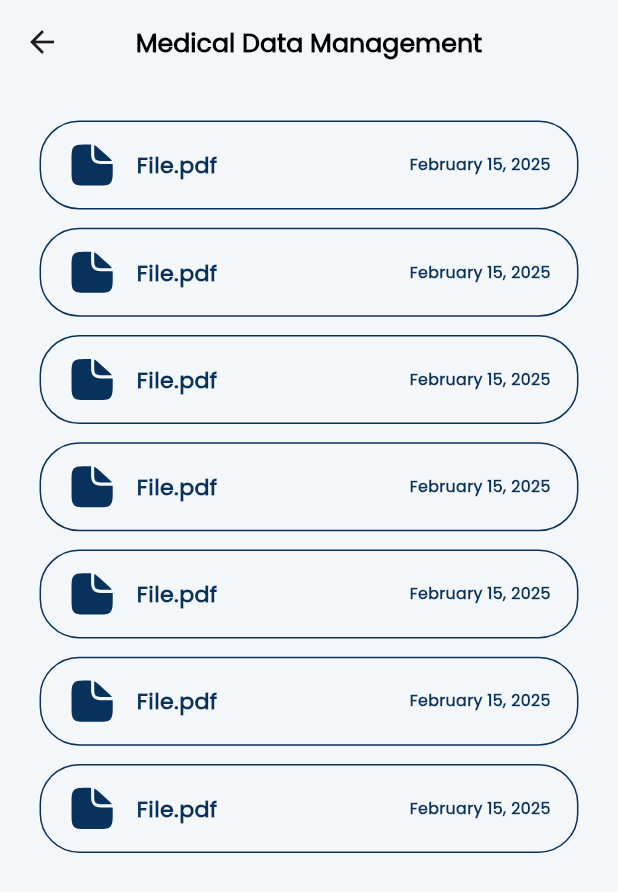
After one commit to 3bdelrahman-ahmed/brain_tumr_detection_app, a Flutter app: the MedicalHistoryScreen screen opened by its route, on a phone screen of 412 x 824 dp. The commit adds this screen. Shown: the top 892 px of the screen. Run offline on Flutter 3.47's test engine with Material 3 defaults, Android fonts, the phone set to English and light mode, and no system bars; our stand-ins replace bloc, cached_network_image, dartz, dio, equatable, file_picker and 24 more; missing offline and left inert: bottom_picker, onesignal_flutter, signalr_netcore; accounts and stored records are empty; project files that could hold a hidden picture were left out.

Commit message:
medical history screen

```diff
--- a/lib/core/components/widgets/custom_sliver_search_bar.dart
+++ b/lib/core/components/widgets/custom_sliver_search_bar.dart
@@ -21,7 +21,7 @@ class CustomSliverSearchBar extends SliverPersistentHeaderDelegate {
         return Container(
           color: Theme.of(context)
               .scaffoldBackgroundColor, // Ensures it's not transparent
-          padding: EdgeInsets.symmetric(horizontal: 20.w, vertical: 8.h),
+          padding: EdgeInsets.symmetric(horizontal: 20.w, vertical: 4.h),
           child: CustomTextField(
             onSuffixTap: () {
               context.read<AppCubit>().searchController.clear();
--- a/lib/core/config/app_routing.dart
+++ b/lib/core/config/app_routing.dart
@@ -9,6 +9,8 @@ import 'package:brain_tumr_detection_app/features/doctors/presentation/view/scre
 import 'package:brain_tumr_detection_app/features/doctors/presentation/view_model/doctors_cubit.dart';
 import 'package:brain_tumr_detection_app/features/feed/presentation/view/screens/add_post.dart';
 import 'package:brain_tumr_detection_app/features/home/presentation/view/home_page.dart';
+import 'package:brain_tumr_detection_app/features/medical_history/presentation/view/screens/medical_history_screen.dart';
+import 'package:brain_tumr_detection_app/features/medical_history/presentation/view_model/medical_history_cubit.dart';
 import 'package:brain_tumr_detection_app/features/register/presentation/view/screens/rigester_screen.dart';
 import 'package:brain_tumr_detection_app/features/register/presentation/view_model/rigester_screen_cubit.dart';
 import 'package:brain_tumr_detection_app/features/reports/presentation/view/screens/view_report_screen.dart';
@@ -47,6 +49,7 @@ class AppRoutes {
   static const String notificationScreen = '/notification';
   static const String resetPasswordScreen = '/resetPasswordScreen';
   static const String contactUsScreen = '/contactUs';
+  static const String medicalHistoryScreen = '/medicalHistory';
 }
 
 class AppRouter {
@@ -73,6 +76,14 @@ class AppRouter {
           BlocProvider(
             create: (context) => getIt<NotificationCubit>(),
             child: const NotificationScreen(),
+          ),
+          duration: 300.ms,
+        );
+      case AppRoutes.medicalHistoryScreen:
+        return animateRouteBuilder(
+          BlocProvider(
+            create: (context) => getIt<MedicalHistoryCubit>(),
+            child: const MedicalHistoryScreen(),
           ),
           duration: 300.ms,
         );
--- /dev/null
+++ b/lib/features/medical_history/presentation/view/screens/medical_history_screen.dart
@@ -0,0 +1,89 @@
+import 'package:brain_tumr_detection_app/core/components/screens/register_screen_location_widget.dart';
+import 'package:brain_tumr_detection_app/core/components/widgets/custom_image_view.dart';
+import 'package:brain_tumr_detection_app/core/utils/assets/assets_svg.dart';
+import 'package:brain_tumr_detection_app/core/utils/extenstions/image_extentions.dart';
+import 'package:brain_tumr_detection_app/core/utils/extenstions/nb_extenstions.dart';
+import 'package:brain_tumr_detection_app/core/utils/extenstions/responsive_design_extenstions.dart';
+import 'package:brain_tumr_detection_app/features/medical_history/presentation/view_model/medical_history_cubit.dart';
+import 'package:flutter/material.dart';
+import 'package:flutter_bloc/flutter_bloc.dart';
+
+import '../../../../../core/utils/theme/colors/app_colors.dart';
+import '../../../../../core/utils/theme/text_styles/app_text_styles.dart';
+import '../../../../../generated/l10n.dart';
+
+class MedicalHistoryScreen extends StatelessWidget {
+  const MedicalHistoryScreen({super.key});
+
+  @override
+  Widget build(BuildContext context) {
+    return Scaffold(
+      appBar: AppBar(
+        backgroundColor: Colors.transparent,
+        elevation: 0,
+        centerTitle: true,
+        title: Text(S.of(context).medicalDataManagement,
+            style: AppTextStyles.font16BlueW700.copyWith(
+              color: AppColors.black,
+            )),
+      ),
+      body: BlocBuilder<MedicalHistoryCubit, MedicalHistoryState>(
+        builder: (context, state) {
+          // Dummy list of dates (in real usage, replace with actual data from the Cubit)
+          final files = List.generate(7, (index) => 'February 15, 2025');
+
+          return ListView.separated(
+            padding: EdgeInsets.symmetric(horizontal: 24.w, vertical: 24.h),
+            itemCount: files.length,
+            separatorBuilder: (_, __) => SizedBox(height: 12.h),
+            itemBuilder: (context, index) {
+              return TweenAnimationBuilder<double>(
+                tween: Tween(begin: 0, end: 1),
+                duration: const Duration(milliseconds: 600),
+                curve: Curves.easeIn,
+                builder: (context, value, child) {
+                  return Opacity(
+                    opacity: value,
+                    child: Transform.translate(
+                      offset: Offset(0, (1 - value) * 20), // slight upward slide
+                      child: child,
+                    ),
+                  );
+                },
+                child: Container(
+                  padding: EdgeInsets.symmetric(horizontal: 16.w, vertical: 12.h),
+                  decoration: BoxDecoration(
+                    color: AppColors.background,
+                    borderRadius: BorderRadius.circular(24.r),
+                    border: Border.all(color: AppColors.buttonsAndNav),
+                  ),
+                  child: Row(
+                    children: [
+                      CustomImageView(
+                        svgPath: AssetsSvg.file.toSVG(),
+                        height: 30.w,
+                        width: 30.w,
+                        color: AppColors.buttonsAndNav,
+                      ),
+                      SizedBox(width: 12.w),
+                      Expanded(
+                        child: Text(
+                          'File.pdf',
+                          style: AppTextStyles.font14BlueW700,
+                        ),
+                      ),
+                      Text(
+                        files[index],
+                        style: AppTextStyles.font10BlueW600,
+                      ),
+                    ],
+                  ),
+                ),
+              );
+            },
+          );
+        },
+      ),
+    );
+  }
+}
--- /dev/null
+++ b/lib/features/medical_history/presentation/view_model/medical_history_cubit.dart
@@ -0,0 +1,9 @@
+import 'package:bloc/bloc.dart';
+import 'package:injectable/injectable.dart';
+import 'package:meta/meta.dart';
+
+part 'medical_history_state.dart';
+@injectable
+class MedicalHistoryCubit extends Cubit<MedicalHistoryState> {
+  MedicalHistoryCubit() : super(MedicalHistoryInitial());
+}
--- /dev/null
+++ b/lib/features/medical_history/presentation/view_model/medical_history_state.dart
@@ -0,0 +1,6 @@
+part of 'medical_history_cubit.dart';
+
+@immutable
+sealed class MedicalHistoryState {}
+
+final class MedicalHistoryInitial extends MedicalHistoryState {}
--- a/lib/features/profle/presentation/view/screens/profile_page.dart
+++ b/lib/features/profle/presentation/view/screens/profile_page.dart
@@ -18,6 +18,7 @@ import '../../../../../generated/l10n.dart';
 
 class ProfilePage extends StatelessWidget {
   const ProfilePage({super.key});
+
   @override
   Widget build(BuildContext context) {
     return Scaffold(
@@ -95,7 +96,11 @@ class ProfilePage extends StatelessWidget {
           ).paddingSymmetric(vertical: 20.h),
           _buildSettingsRow(title: S.of(context).accountSetting),
           _buildSettingsRow(title: S.of(context).notificationsSettings),
-          _buildSettingsRow(title: S.of(context).medicalDataManagement),
+          _buildSettingsRow(
+              title: S.of(context).medicalDataManagement,
+              onTap: () {
+                context.navigateTo(AppRoutes.medicalHistoryScreen);
+              }),
           _buildSettingsRow(
               onTap: () {
                 print("object");
--- a/lib/features/slots/presentation/view/screens/slots_screen.dart
+++ b/lib/features/slots/presentation/view/screens/slots_screen.dart
@@ -78,7 +78,6 @@ class _SlotsScreenState extends State<SlotsScreen> {
               ),
             );
           }
-
         },
         builder: (context, state) {
           final cubit = context.watch<SlotsCubit>();
```
Also changed, not shown: lib/core/services/service_locator/service_locator.config.dart.
